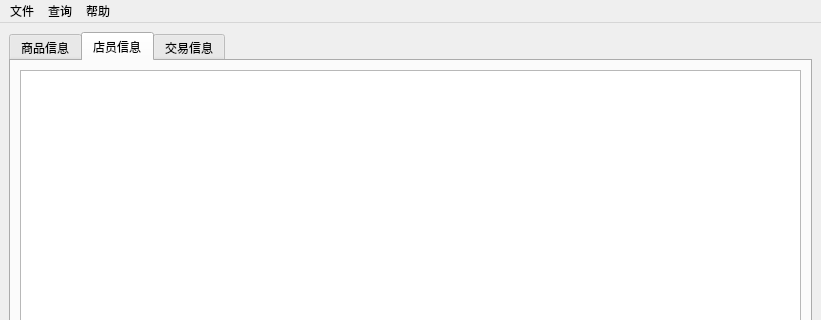
Qt form design/client/ui/admin-window.ui (smdsbz/database-experiment) before a commit; both pictures show x 0 to 821 and y 0 to 320 of the 821 by 511 pixel window.
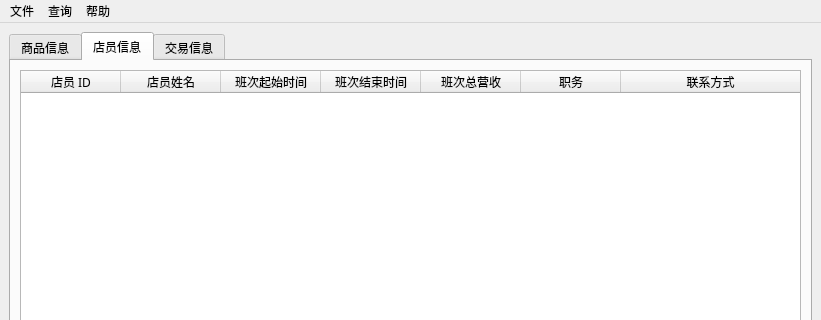
The same form after that commit. The open tabs and pages were chosen to show the change.

Commit message: fixing slow comm; adding shifts listing for admin window

Patch:
```diff
--- a/design/client/ui/admin-window.ui
+++ b/design/client/ui/admin-window.ui
@@ -149,7 +149,102 @@
        </attribute>
        <layout class="QGridLayout" name="gridLayout_3">
         <item row="0" column="0">
-         <widget class="QTableWidget" name="tableWidget"/>
+         <widget class="QTreeWidget" name="employ_tree">
+          <property name="editTriggers">
+           <set>QAbstractItemView::NoEditTriggers</set>
+          </property>
+          <column>
+           <property name="text">
+            <string>店员 ID</string>
+           </property>
+           <property name="font">
+            <font>
+             <family>宋体</family>
+            </font>
+           </property>
+           <property name="textAlignment">
+            <set>AlignCenter</set>
+           </property>
+          </column>
+          <column>
+           <property name="text">
+            <string>店员姓名</string>
+           </property>
+           <property name="font">
+            <font>
+             <family>宋体</family>
+            </font>
+           </property>
+           <property name="textAlignment">
+            <set>AlignCenter</set>
+           </property>
+          </column>
+          <column>
+           <property name="text">
+            <string>班次起始时间</string>
+           </property>
+           <property name="font">
+            <font>
+             <family>宋体</family>
+            </font>
+           </property>
+           <property name="textAlignment">
+            <set>AlignCenter</set>
+           </property>
+          </column>
+          <column>
+           <property name="text">
+            <string>班次结束时间</string>
+           </property>
+           <property name="font">
+            <font>
+             <family>宋体</family>
+            </font>
+           </property>
+           <property name="textAlignment">
+            <set>AlignCenter</set>
+           </property>
+          </column>
+          <column>
+           <property name="text">
+            <string>班次总营收</string>
+           </property>
+           <property name="font">
+            <font>
+             <family>宋体</family>
+            </font>
+           </property>
+           <property name="textAlignment">
+            <set>AlignCenter</set>
+           </property>
+          </column>
+          <column>
+           <property name="text">
+            <string>职务</string>
+           </property>
+           <property name="font">
+            <font>
+             <family>宋体</family>
+            </font>
+           </property>
+           <property name="textAlignment">
+            <set>AlignCenter</set>
+           </property>
+          </column>
+          <column>
+           <property name="text">
+            <string>联系方式</string>
+           </property>
+           <property name="font">
+            <font>
+             <family>宋体</family>
+            </font>
+           </property>
+           <property name="textAlignment">
+            <set>AlignCenter</set>
+           </property>
+          </column>
+         </widget>
         </item>
        </layout>
       </widget>
```
Left out of the diff: 27 changed lines with no effect on the pictures. The commit also changes 15 other files.
